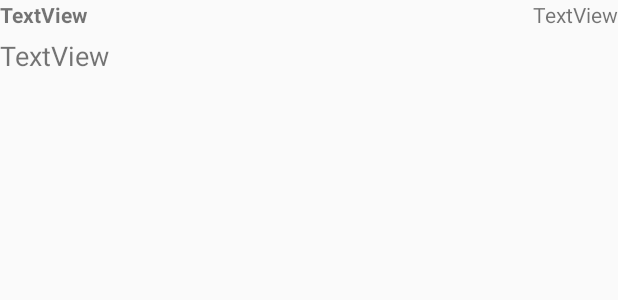
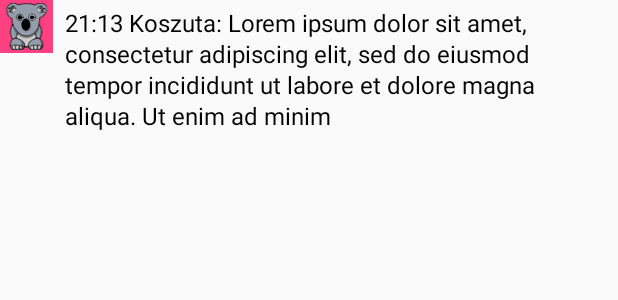
Before and after one commit to koszuta/chat-by-location, an Android app: the layout message.xml on its own in the app's theme, with its tools: preview values and no code run, on a phone screen of 412 x 824 dp. Shown: the top 300 px of the screen. Run offline under Robolectric (Android 15) with nearby library versions, the phone set to English and light mode, and no system bars.

Commit message:
Added new Chatroom layout

```diff
--- a/ChatDemo2/app/src/main/res/layout/message.xml
+++ b/ChatDemo2/app/src/main/res/layout/message.xml
@@ -1,32 +1,45 @@
 <?xml version="1.0" encoding="utf-8"?>
-<RelativeLayout xmlns:android="http://schemas.android.com/apk/res/android"
-    android:layout_width="match_parent" android:layout_height="match_parent">
+<RelativeLayout
+    xmlns:android="http://schemas.android.com/apk/res/android"
+    android:layout_width="match_parent"
+    android:layout_height="wrap_content"
+    android:id="@+id/messageLayout">
+
+    <ImageView
+        android:src="@drawable/ic_koala"
+
+        android:layout_width="35dp"
+        android:layout_height="35dp"
+
+        android:layout_alignParentStart="true"
+        android:layout_alignParentTop="true"
+
+        android:padding="2dp"
+
+        android:background="@color/colorAccent"
+
+        android:clickable="true"
+        android:onClick="userIconClick"
+        android:id="@+id/userIcon"/>
 
     <TextView
-        android:text="TextView"
-        android:layout_width="wrap_content"
+        android:text="@string/dummyMessage"
+
+        android:layout_width="match_parent"
         android:layout_height="wrap_content"
-        android:id="@+id/message_user"
+
         android:layout_alignParentTop="true"
-        android:layout_alignParentStart="true"
-        android:textStyle="normal|bold" />
+        android:layout_toEndOf="@+id/userIcon"
 
-    <TextView
-        android:text="TextView"
-        android:layout_width="wrap_content"
-        android:layout_height="wrap_content"
-        android:id="@+id/message_time"
-        android:layout_alignBottom="@+id/message_user"
-        android:layout_alignParentEnd="true" />
+        android:paddingStart="8dp"
+        android:paddingEnd="8dp"
+        android:paddingTop="4dp"
+        android:paddingBottom="4dp"
 
-    <TextView
-        android:text="TextView"
-        android:layout_width="wrap_content"
-        android:layout_height="wrap_content"
-        android:id="@+id/message_text"
-        android:layout_below="@+id/message_user"
-        android:layout_alignParentStart="true"
-        android:layout_marginTop="5dp"
-        android:textSize="18sp" />
+        android:textSize="16sp"
+        android:lineSpacingMultiplier="1.1"
+        android:textColor="@color/messageText"
+
+        android:id="@+id/messageText"/>
 
 </RelativeLayout>
--- a/ChatDemo2/app/src/main/res/values/strings.xml
+++ b/ChatDemo2/app/src/main/res/values/strings.xml
@@ -1,3 +1,8 @@
 <resources>
     <string name="app_name">ChatDemo2</string>
+    <string name="sign_out">Sign Out</string>
+
+    <string name="inputHint">Send a message...</string>
+    <string name="sendButton">Chat</string>
+    <string name="dummyMessage">21:13 Koszuta: Lorem ipsum dolor sit amet, consectetur adipiscing elit, sed do eiusmod tempor incididunt ut labore et dolore magna aliqua. Ut enim ad minim</string>
 </resources>
```
Also changed, not shown: ChatDemo2/app/src/main/java/com/cs595/uwm/chatdemo2/ChatMessage.java (+9 -1 lines), ChatDemo2/app/src/main/java/com/cs595/uwm/chatdemo2/MainActivity.java (+99 -36 lines), ChatDemo2/app/src/main/res/layout/chatroom_view.xml (added, +80 -0 lines), ChatDemo2/app/src/main/res/layout/old_message.xml (added, +32 -0 lines), ChatDemo2/app/src/main/res/menu/main_menu.xml (+5 -2 lines), ChatDemo2/app/src/main/res/values/colors.xml (+15 -0 lines), ChatDemo2/app/src/main/res/layout/old_activity_main.xml (renamed from ChatDemo2/app/src/main/res/layout/activity_main.xml).
